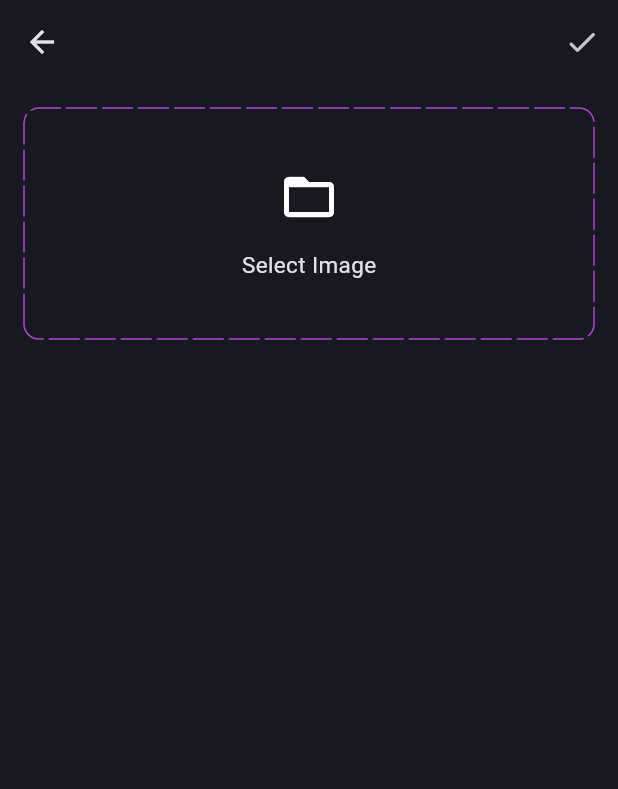
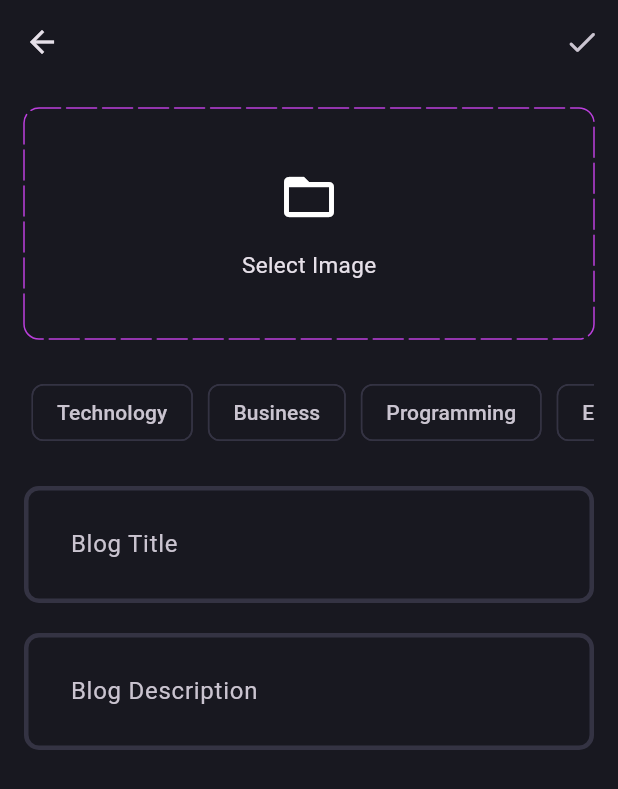
Before and after one commit to muntasirduet/BlogApp-Flutter-, a Flutter app: the AddNewBlogPage screen opened directly, on a phone screen of 412 x 824 dp. Shown: the top 789 px of the screen. Run offline on Flutter 3.47's test engine with Material 3 defaults, Android fonts, the phone set to English and light mode, and no system bars; drawn by our look-alikes of dotted_border; our stand-ins replace flutter_bloc, fpdart, get_it, image_picker, supabase_flutter; accounts and stored records are empty.

```diff
--- a/lib/core/theme/theme.dart
+++ b/lib/core/theme/theme.dart
@@ -23,6 +23,12 @@ class AppTheme {
     appBarTheme: const AppBarTheme(
       backgroundColor: AppPallete.backgroundColor,
     ),
+    chipTheme: const ChipThemeData(
+      color: MaterialStatePropertyAll(
+        AppPallete.backgroundColor,
+      ),
+      side: BorderSide.none,
+    ),
     inputDecorationTheme: const InputDecorationTheme(
       contentPadding: EdgeInsets.all(27),
       enabledBorder: _border,
--- a/lib/features/blog/presentation/pages/add_new_blog_add.dart
+++ b/lib/features/blog/presentation/pages/add_new_blog_add.dart
@@ -1,5 +1,9 @@
+import 'dart:io';
+
 import 'package:dotted_border/dotted_border.dart';
 import 'package:firstapp/core/theme/app_pallete.dart';
+import 'package:firstapp/core/utilities/pick_image.dart';
+import 'package:firstapp/features/blog/presentation/widget/blog_editor.dart';
 import 'package:flutter/material.dart';
 
 class AddNewBlogPage extends StatefulWidget {
@@ -13,6 +17,26 @@ class AddNewBlogPage extends StatefulWidget {
 }
 
 class _AddNewBlogPageState extends State<AddNewBlogPage> {
+  final titleController = TextEditingController();
+  final contentController = TextEditingController();
+  List<String> selectedTopics = [];
+  File? image;
+  void selectImage() async {
+    final pickedImage = await pickImage();
+    if (pickedImage != null) {
+      setState(() {
+        image = pickedImage;
+      });
+    }
+  }
+
+  @override
+  void dispose() {
+    super.dispose();
+    titleController.dispose();
+    contentController.dispose();
+  }
+
   @override
   Widget build(BuildContext context) {
     return Scaffold(
@@ -24,11 +48,33 @@ class _AddNewBlogPageState extends State<AddNewBlogPage> {
           ),
         ],
       ),
-      body: Padding(
+      body: SingleChildScrollView(
+        child: Padding(
           padding: const EdgeInsets.all(16.0),
           child: Column(
             children: [
-            DottedBorder(
+              image != null
+                  ? GestureDetector(
+                      onTap: () {
+                        selectImage();
+                      },
+                      child: SizedBox(
+                        height: 150,
+                        width: double.infinity,
+                        child: ClipRRect(
+                          borderRadius: BorderRadius.circular(10),
+                          child: Image.file(
+                            image!,
+                            fit: BoxFit.cover,
+                          ),
+                        ),
+                      ),
+                    )
+                  : GestureDetector(
+                      onTap: () {
+                        selectImage();
+                      },
+                      child: DottedBorder(
                         color: AppPallete.gradient1,
                         dashPattern: const [20, 4],
                         radius: const Radius.circular(10),
@@ -57,7 +103,63 @@ class _AddNewBlogPageState extends State<AddNewBlogPage> {
                           ),
                         ),
                       ),
+                    ),
+              const SizedBox(
+                height: 20,
+              ),
+              SingleChildScrollView(
+                scrollDirection: Axis.horizontal,
+                child: Row(
+                  children: [
+                    'Technology',
+                    'Business',
+                    'Programming',
+                    'Entertainment',
+                  ]
+                      .map(
+                        (e) => Padding(
+                          padding: const EdgeInsets.all(5.0),
+                          child: GestureDetector(
+                            onTap: () {
+                              if (selectedTopics.contains(e)) {
+                                selectedTopics.remove(e);
+                              } else {
+                                selectedTopics.add(e);
+                              }
+                              setState(() {});
+                            },
+                            child: Chip(
+                              label: Text(e),
+                              color: selectedTopics.contains(e)
+                                  ? const MaterialStatePropertyAll(
+                                      AppPallete.gradient1)
+                                  : null,
+                              side: const BorderSide(
+                                color: AppPallete.borderColor,
+                              ),
+                            ),
+                          ),
+                        ),
+                      )
+                      .toList(),
+                ),
+              ),
+              const SizedBox(
+                height: 20,
+              ),
+              BlogEditor(
+                controller: titleController,
+                hintText: 'Blog Title',
+              ),
+              const SizedBox(
+                height: 20,
+              ),
+              BlogEditor(
+                controller: contentController,
+                hintText: 'Blog Description',
+              )
             ],
+          ),
         ),
       ),
     );
--- /dev/null
+++ b/lib/features/blog/presentation/widget/blog_editor.dart
@@ -0,0 +1,22 @@
+import 'package:flutter/material.dart';
+
+class BlogEditor extends StatelessWidget {
+  final TextEditingController controller;
+  final String hintText;
+  const BlogEditor({
+    super.key,
+    required this.controller,
+    required this.hintText,
+  });
+
+  @override
+  Widget build(BuildContext context) {
+    return TextFormField(
+      controller: controller,
+      decoration: InputDecoration(
+        hintText: hintText,
+      ),
+      maxLines: null,
+    );
+  }
+}
--- a/pubspec.yaml
+++ b/pubspec.yaml
@@ -40,6 +40,8 @@ dependencies:
   flutter_bloc: ^8.1.4
   get_it: ^7.6.7
   dotted_border: ^2.1.0
+  image_picker: ^1.0.7
+  file_selector_macos: ^0.9.3+3
 
 dev_dependencies:
   flutter_test:
```
Also changed, not shown: lib/core/utilities/pick_image.dart (added, +19 -0 lines), pubspec.lock, 7 other files. Lines whose indentation alone changed are shown as unchanged.
